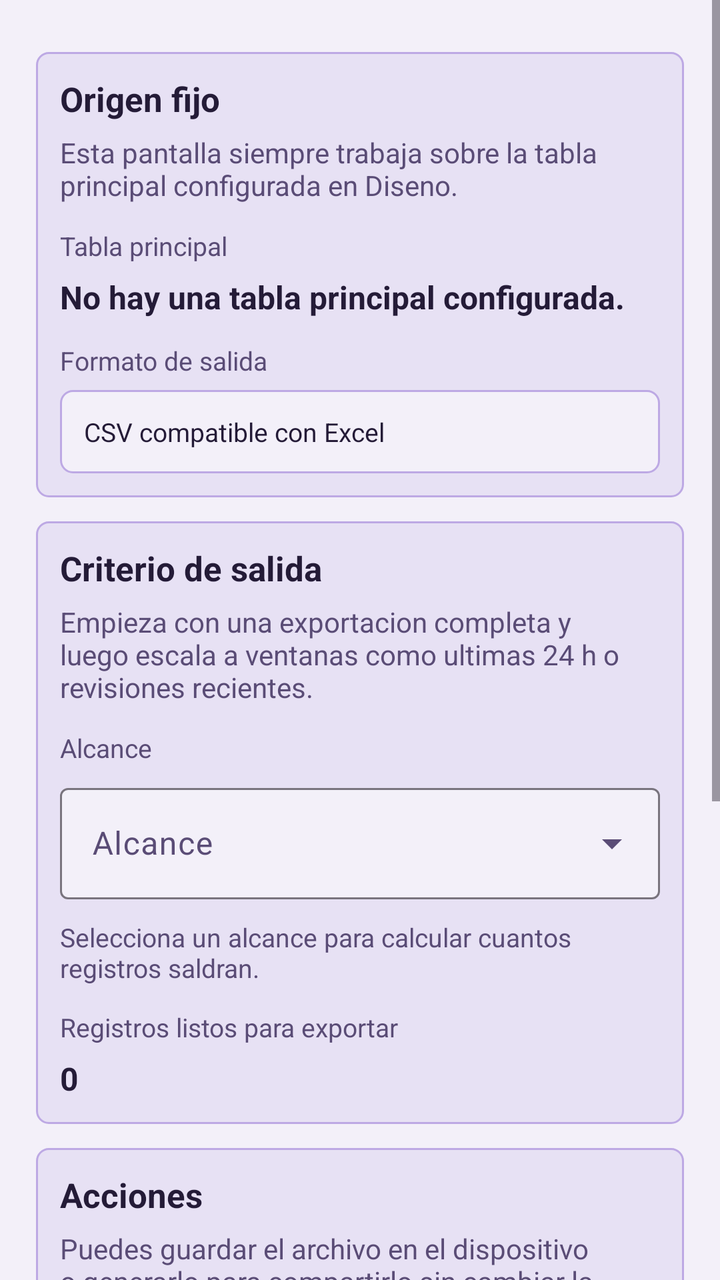
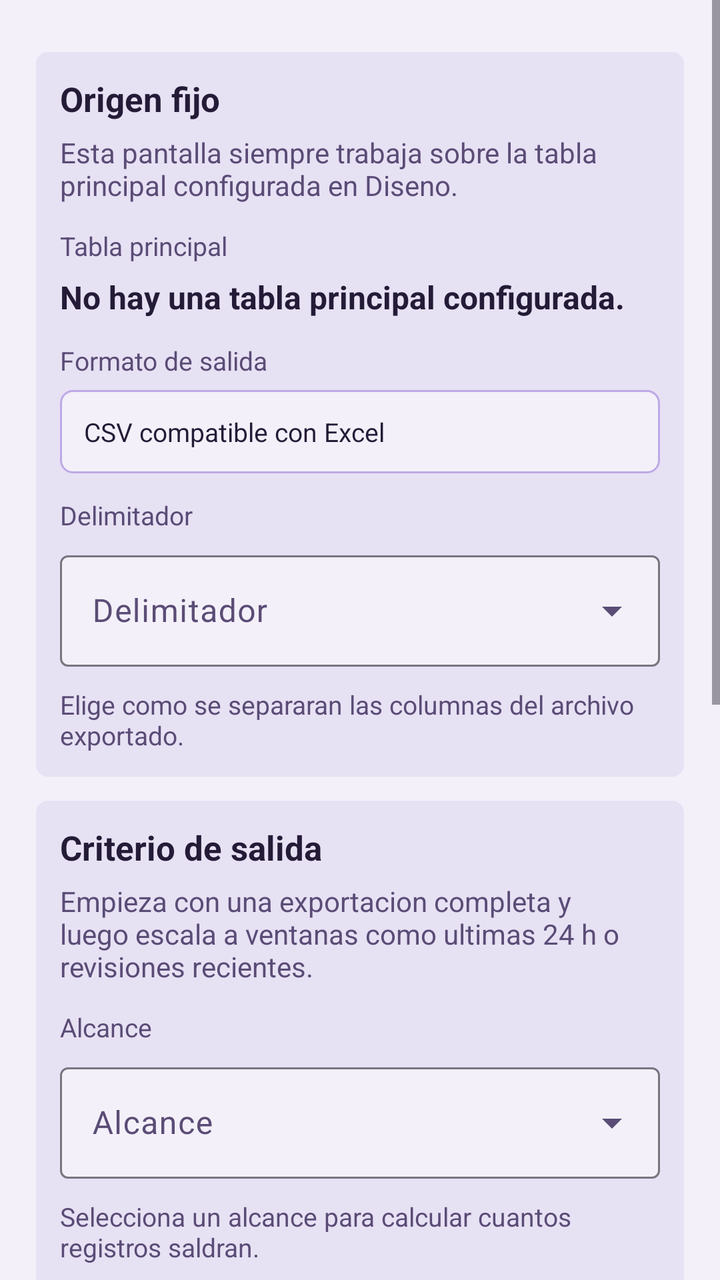

The first picture is an Android layout as it rendered before a commit; the second is the same layout after the commit. The layout source and the unified diff follow.
<!-- AndroidManifest.xml: application theme AppTheme -->
<!-- res/layout/fragment_export.xml -->
<?xml version="1.0" encoding="utf-8"?>
<FrameLayout xmlns:android="http://schemas.android.com/apk/res/android"
    xmlns:app="http://schemas.android.com/apk/res-auto"
    android:layout_width="match_parent"
    android:layout_height="match_parent"
    android:background="@color/paper">

    <ScrollView
        android:layout_width="match_parent"
        android:layout_height="match_parent"
        android:fillViewport="true">

        <LinearLayout
            android:layout_width="match_parent"
            android:layout_height="wrap_content"
            android:orientation="vertical"
            android:padding="18dp">

            <LinearLayout
                style="@style/Widget.PatriGO.Surface.Panel"
                android:layout_width="match_parent"
                android:layout_height="wrap_content"
                android:layout_marginTop="8dp"
                android:orientation="vertical">

                <TextView
                    style="@style/TextAppearance.PatriGO.SectionTitle"
                    android:layout_width="match_parent"
                    android:layout_height="wrap_content"
                    android:text="@string/export_step_target_title" />

                <TextView
                    style="@style/TextAppearance.PatriGO.Body.Md.Muted"
                    android:layout_width="match_parent"
                    android:layout_height="wrap_content"
                    android:layout_marginTop="6dp"
                    android:text="@string/export_step_target_summary" />

                <TextView
                    style="@style/TextAppearance.PatriGO.Label"
                    android:layout_width="match_parent"
                    android:layout_height="wrap_content"
                    android:layout_marginTop="12dp"
                    android:text="@string/export_main_table_label" />

                <TextView
                    android:id="@+id/exportMainTableText"
                    style="@style/TextAppearance.PatriGO.Value"
                    android:layout_width="match_parent"
                    android:layout_height="wrap_content"
                    android:layout_marginTop="6dp"
                    android:text="@string/export_no_master_table" />

                <TextView
                    style="@style/TextAppearance.PatriGO.Label"
                    android:layout_width="match_parent"
                    android:layout_height="wrap_content"
                    android:layout_marginTop="12dp"
                    android:text="@string/export_format_label" />

                <TextView
                    android:id="@+id/exportFormatText"
                    style="@style/TextAppearance.PatriGO.Body"
                    android:layout_width="match_parent"
                    android:layout_height="wrap_content"
                    android:layout_marginTop="6dp"
                    android:background="@drawable/app_surface_card_background"
                    android:padding="12dp"
                    android:text="@string/export_format_value" />
            </LinearLayout>

            <LinearLayout
                style="@style/Widget.PatriGO.Surface.Panel"
                android:layout_width="match_parent"
                android:layout_height="wrap_content"
                android:layout_marginTop="12dp"
                android:orientation="vertical">

                <TextView
                    style="@style/TextAppearance.PatriGO.SectionTitle"
                    android:layout_width="match_parent"
                    android:layout_height="wrap_content"
                    android:text="@string/export_step_scope_title" />

                <TextView
                    style="@style/TextAppearance.PatriGO.Body.Md.Muted"
                    android:layout_width="match_parent"
                    android:layout_height="wrap_content"
                    android:layout_marginTop="6dp"
                    android:text="@string/export_step_scope_summary" />

                <TextView
                    style="@style/TextAppearance.PatriGO.Label"
                    android:layout_width="match_parent"
                    android:layout_height="wrap_content"
                    android:layout_marginTop="12dp"
                    android:text="@string/export_criterion_label" />

                <com.google.android.material.textfield.TextInputLayout
                    style="@style/Widget.PatriGO.TextInputLayout"
                    android:layout_width="match_parent"
                    android:layout_height="wrap_content"
                    android:layout_marginTop="6dp"
                    android:hint="@string/export_criterion_label"
                    app:endIconMode="dropdown_menu">

                    <AutoCompleteTextView
                        android:id="@+id/exportCriterionSelector"
                        style="@style/Widget.PatriGO.TextInputEditText"
                        android:layout_width="match_parent"
                        android:layout_height="wrap_content"
                        android:focusable="false"
                        android:inputType="none" />
                </com.google.android.material.textfield.TextInputLayout>

                <TextView
                    android:id="@+id/exportCriterionSummaryText"
                    style="@style/TextAppearance.PatriGO.Body.Muted"
                    android:layout_width="match_parent"
                    android:layout_height="wrap_content"
                    android:layout_marginTop="10dp"
                    android:text="@string/export_criterion_empty_summary" />

                <TextView
                    style="@style/TextAppearance.PatriGO.Label"
                    android:layout_width="match_parent"
                    android:layout_height="wrap_content"
                    android:layout_marginTop="12dp"
                    android:text="@string/export_estimated_records_label" />

                <TextView
                    android:id="@+id/exportEstimatedRecordsText"
                    style="@style/TextAppearance.PatriGO.Value"
                    android:layout_width="match_parent"
                    android:layout_height="wrap_content"
                    android:layout_marginTop="6dp"
                    android:text="@string/export_estimated_records_empty" />
            </LinearLayout>

            <LinearLayout
                style="@style/Widget.PatriGO.Surface.Panel"
                android:layout_width="match_parent"
                android:layout_height="wrap_content"
                android:layout_marginTop="12dp"
                android:orientation="vertical">

                <TextView
                    style="@style/TextAppearance.PatriGO.SectionTitle"
                    android:layout_width="match_parent"
                    android:layout_height="wrap_content"
                    android:text="@string/export_step_action_title" />

                <TextView
                    style="@style/TextAppearance.PatriGO.Body.Md.Muted"
                    android:layout_width="match_parent"
                    android:layout_height="wrap_content"
                    android:layout_marginTop="6dp"
                    android:text="@string/export_step_action_summary" />

                <LinearLayout
                    android:layout_width="match_parent"
                    android:layout_height="wrap_content"
                    android:layout_marginTop="12dp"
                    android:orientation="horizontal">

                    <Button
                        android:id="@+id/exportSaveButton"
                        style="@style/Widget.PatriGO.Button.Xs"
                        android:layout_width="0dp"
                        android:layout_height="wrap_content"
                        android:layout_marginEnd="6dp"
                        android:layout_weight="1"
                        android:text="@string/export_save_button" />

                    <Button
                        android:id="@+id/exportShareButton"
                        style="@style/Widget.PatriGO.Button.Xs"
                        android:layout_width="0dp"
                        android:layout_height="wrap_content"
                        android:layout_marginStart="6dp"
                        android:layout_weight="1"
                        android:text="@string/export_share_button" />
                </LinearLayout>

                <TextView
                    android:id="@+id/exportStatusText"
                    style="@style/TextAppearance.PatriGO.Body.Md.Muted"
                    android:layout_width="match_parent"
                    android:layout_height="wrap_content"
                    android:layout_marginTop="12dp"
                    android:text="@string/export_status_not_ready" />

                <ProgressBar
                    android:id="@+id/exportProgressBar"
                    style="?android:attr/progressBarStyleHorizontal"
                    android:layout_width="match_parent"
                    android:layout_height="wrap_content"
                    android:layout_marginTop="12dp"
                    android:max="100"
                    android:progress="0"
                    android:visibility="gone" />

                <TextView
                    android:id="@+id/exportProgressSummaryText"
                    style="@style/TextAppearance.PatriGO.Body.Md"
                    android:layout_width="match_parent"
                    android:layout_height="wrap_content"
                    android:layout_marginTop="8dp"
                    android:visibility="gone" />

                <TextView
                    android:id="@+id/exportProgressMetricsText"
                    style="@style/TextAppearance.PatriGO.Caption"
                    android:layout_width="match_parent"
                    android:layout_height="wrap_content"
                    android:layout_marginTop="6dp"
                    android:visibility="gone" />
            </LinearLayout>

            <LinearLayout
                style="@style/Widget.PatriGO.Surface.Panel"
                android:layout_width="match_parent"
                android:layout_height="wrap_content"
                android:layout_marginTop="12dp"
                android:orientation="vertical">

                <TextView
                    style="@style/TextAppearance.PatriGO.SectionTitle"
                    android:layout_width="match_parent"
                    android:layout_height="wrap_content"
                    android:text="@string/export_result_title" />

                <TextView
                    style="@style/TextAppearance.PatriGO.Label"
                    android:layout_width="match_parent"
                    android:layout_height="wrap_content"
                    android:layout_marginTop="12dp"
                    android:text="@string/export_result_file_label" />

                <TextView
                    android:id="@+id/exportResultFileText"
                    style="@style/TextAppearance.PatriGO.Body"
                    android:layout_width="match_parent"
                    android:layout_height="wrap_content"
                    android:layout_marginTop="8dp"
                    android:background="@drawable/app_surface_card_background"
                    android:padding="12dp"
                    android:text="@string/export_result_file_empty" />

                <TextView
                    style="@style/TextAppearance.PatriGO.Label"
                    android:layout_width="match_parent"
                    android:layout_height="wrap_content"
                    android:layout_marginTop="12dp"
                    android:text="@string/export_result_summary_label" />

                <TextView
                    android:id="@+id/exportResultSummaryText"
                    style="@style/TextAppearance.PatriGO.Body"
                    android:layout_width="match_parent"
                    android:layout_height="wrap_content"
                    android:layout_marginTop="8dp"
                    android:background="@drawable/app_surface_card_background"
                    android:padding="12dp"
                    android:text="@string/export_result_summary_empty" />
            </LinearLayout>
        </LinearLayout>
    </ScrollView>

    <FrameLayout
        android:id="@+id/exportLoadingOverlay"
        android:layout_width="match_parent"
        android:layout_height="match_parent"
        android:background="#80000000"
        android:visibility="gone">

        <LinearLayout
            android:layout_width="wrap_content"
            android:layout_height="wrap_content"
            android:layout_gravity="center"
            android:gravity="center"
            android:orientation="vertical"
            android:padding="24dp">

            <ProgressBar
                android:layout_width="28dp"
                android:layout_height="28dp"
                android:indeterminate="true" />

            <TextView
                android:id="@+id/exportLoadingText"
                style="@style/TextAppearance.PatriGO.Body.Md"
                android:layout_width="wrap_content"
                android:layout_height="wrap_content"
                android:layout_marginTop="12dp"
                android:gravity="center"
                android:text="@string/export_loading_exporting"
                android:textColor="@android:color/white" />

            <Button
                android:id="@+id/cancelExportOverlayButton"
                style="@style/Widget.PatriGO.Button.Xs"
                android:layout_width="wrap_content"
                android:layout_height="wrap_content"
                android:layout_marginTop="14dp"
                android:text="@string/export_cancel_button" />
        </LinearLayout>
    </FrameLayout>
</FrameLayout>
<!-- resources referenced by this layout -->
<resources>
  <color name="paper">#f3f0f9</color>
  <string name="export_cancel_button">Cancelar exportacion</string>
  <string name="export_criterion_empty_summary">Selecciona un alcance para calcular cuantos registros saldran.</string>
  <string name="export_criterion_label">Alcance</string>
  <string name="export_estimated_records_empty">0</string>
  <string name="export_estimated_records_label">Registros listos para exportar</string>
  <string name="export_format_label">Formato de salida</string>
  <string name="export_format_value">CSV compatible con Excel</string>
  <string name="export_loading_exporting">Exportando datos</string>
  <string name="export_main_table_label">Tabla principal</string>
  <string name="export_no_master_table">No hay una tabla principal configurada.</string>
  <string name="export_result_file_empty">Todavia no se ha generado ningun archivo.</string>
  <string name="export_result_file_label">Nombre generado</string>
  <string name="export_result_summary_empty">Cuando completes una exportacion veras aqui filas, tiempo y tamano final.</string>
  <string name="export_result_summary_label">Resultado</string>
  <string name="export_result_title">Ultimo archivo</string>
  <string name="export_save_button">Descargar archivo</string>
  <string name="export_share_button">Compartir archivo</string>
  <string name="export_status_not_ready">Configura una tabla principal para habilitar la exportacion.</string>
  <string name="export_step_action_summary">Puedes guardar el archivo en el dispositivo o generarlo para compartirlo sin cambiar la estructura base.</string>
  <string name="export_step_action_title">Acciones</string>
  <string name="export_step_scope_summary">Empieza con una exportacion completa y luego escala a ventanas como ultimas 24 h o revisiones recientes.</string>
  <string name="export_step_scope_title">Criterio de salida</string>
  <string name="export_step_target_summary">Esta pantalla siempre trabaja sobre la tabla principal configurada en Diseno.</string>
  <string name="export_step_target_title">Origen fijo</string>
  <style name="TextAppearance.PatriGO.Body.Md" parent="TextAppearance.PatriGO.Body">
          <item name="android:textSize">14sp</item>
      </style>
  <style name="TextAppearance.PatriGO.Body.Muted" parent="TextAppearance.PatriGO.Body">
          <item name="android:textColor">@color/muted_ink</item>
      </style>
  <dimen name="shape_radius_md">6dp</dimen>
  <color name="line">#bda9e4</color>
  <color name="ink">#241b37</color>
  <color name="muted_ink">#5a4c76</color>
  <style name="Widget.PatriGO.Button.Base" parent="Widget.Material3.Button">
          <item name="shapeAppearanceOverlay">@style/ShapeAppearanceOverlay.PatriGO.Button</item>
          <item name="backgroundTint">@color/forest</item>
          <item name="android:textColor">@color/paper</item>
          <item name="android:textAllCaps">false</item>
          <item name="strokeWidth">1dp</item>
          <item name="strokeColor">@color/forest_dark</item>
      </style>
  <!-- drawable app_surface_panel_background (drawable) -->
  <?xml version="1.0" encoding="utf-8"?>
  <shape xmlns:android="http://schemas.android.com/apk/res/android"
      android:shape="rectangle">
      <solid android:color="@color/paper_alt" />
      <corners android:radius="@dimen/shape_radius_md" />
      <stroke
          android:width="1dp"
          android:color="@color/line" />
  </shape>
  <color name="forest">#5717d7</color>
  <color name="forest_dark">#390998</color>
  <color name="amber">#e85811</color>
  <color name="paper_alt">#e7e1f4</color>
  <style name="ShapeAppearanceOverlay.PatriGO.Button" parent="">
          <item name="cornerFamily">rounded</item>
          <item name="cornerSize">0dp</item>
          <item name="cornerSizeTopLeft">0dp</item>
          <item name="cornerSizeTopRight">0dp</item>
          <item name="cornerSizeBottomLeft">0dp</item>
          <item name="cornerSizeBottomRight">0dp</item>
      </style>
  <!-- unchanged entries left out for length: 13 -->
</resources>

<!-- the commit's change to res/layout/fragment_export.xml (unified diff, before → after) -->
@@ -67,6 +67,57 @@
                     android:background="@drawable/app_surface_card_background"
                     android:padding="12dp"
                     android:text="@string/export_format_value" />
+
+                <TextView
+                    style="@style/TextAppearance.PatriGO.Label"
+                    android:layout_width="match_parent"
+                    android:layout_height="wrap_content"
+                    android:layout_marginTop="12dp"
+                    android:text="@string/export_delimiter_label" />
+
+                <com.google.android.material.textfield.TextInputLayout
+                    style="@style/Widget.PatriGO.TextInputLayout"
+                    android:layout_width="match_parent"
+                    android:layout_height="wrap_content"
+                    android:layout_marginTop="6dp"
+                    android:hint="@string/export_delimiter_label"
+                    app:endIconMode="dropdown_menu">
+
+                    <AutoCompleteTextView
+                        android:id="@+id/exportDelimiterSelector"
+                        style="@style/Widget.PatriGO.TextInputEditText"
+                        android:layout_width="match_parent"
+                        android:layout_height="wrap_content"
+                        android:focusable="false"
+                        android:inputType="none" />
+                </com.google.android.material.textfield.TextInputLayout>
+
+                <TextView
+                    android:id="@+id/exportDelimiterSummaryText"
+                    style="@style/TextAppearance.PatriGO.Body.Muted"
+                    android:layout_width="match_parent"
+                    android:layout_height="wrap_content"
+                    android:layout_marginTop="10dp"
+                    android:text="@string/export_delimiter_empty_summary" />
+
+                <com.google.android.material.textfield.TextInputLayout
+                    android:id="@+id/exportCustomDelimiterLayout"
+                    style="@style/Widget.PatriGO.TextInputLayout"
+                    android:layout_width="match_parent"
+                    android:layout_height="wrap_content"
+                    android:layout_marginTop="10dp"
+                    android:hint="@string/export_custom_delimiter_label"
+                    android:visibility="gone">
+
+                    <com.google.android.material.textfield.TextInputEditText
+                        android:id="@+id/exportCustomDelimiterInput"
+                        style="@style/Widget.PatriGO.TextInputEditText"
+                        android:layout_width="match_parent"
+                        android:layout_height="wrap_content"
+                        android:inputType="textNoSuggestions"
+                        android:maxLength="3"
+                        android:singleLine="true" />
+                </com.google.android.material.textfield.TextInputLayout>
             </LinearLayout>
 
             <LinearLayout
<!-- resource entries referenced after the edit -->
@@ -4,6 +4,9 @@
   <string name="export_cancel_button">Cancelar exportacion</string>
   <string name="export_criterion_empty_summary">Selecciona un alcance para calcular cuantos registros saldran.</string>
   <string name="export_criterion_label">Alcance</string>
+  <string name="export_custom_delimiter_label">Delimitador personalizado</string>
+  <string name="export_delimiter_empty_summary">Elige como se separaran las columnas del archivo exportado.</string>
+  <string name="export_delimiter_label">Delimitador</string>
   <string name="export_estimated_records_empty">0</string>
   <string name="export_estimated_records_label">Registros listos para exportar</string>
   <string name="export_format_label">Formato de salida</string>
@@ -39,8 +42,7 @@
           <item name="shapeAppearanceOverlay">@style/ShapeAppearanceOverlay.PatriGO.Button</item>
           <item name="backgroundTint">@color/forest</item>
           <item name="android:textColor">@color/paper</item>
-          <item name="android:textAllCaps">false</item>
-          <item name="strokeWidth">1dp</item>
+          <item name="android:textAllCaps">false</item> 
           <item name="strokeColor">@color/forest_dark</item>
       </style>
   <!-- drawable app_surface_panel_background (drawable) -->
@@ -49,9 +51,7 @@
       android:shape="rectangle">
       <solid android:color="@color/paper_alt" />
       <corners android:radius="@dimen/shape_radius_md" />
-      <stroke
-          android:width="1dp"
-          android:color="@color/line" />
+       
   </shape>
   <color name="forest">#5717d7</color>
   <color name="forest_dark">#390998</color>
@@ -59,11 +59,7 @@
   <color name="paper_alt">#e7e1f4</color>
   <style name="ShapeAppearanceOverlay.PatriGO.Button" parent="">
           <item name="cornerFamily">rounded</item>
-          <item name="cornerSize">0dp</item>
-          <item name="cornerSizeTopLeft">0dp</item>
-          <item name="cornerSizeTopRight">0dp</item>
-          <item name="cornerSizeBottomLeft">0dp</item>
-          <item name="cornerSizeBottomRight">0dp</item>
+          <item name="cornerSize">5dp</item>
       </style>
   <!-- unchanged entries left out for length: 13 -->
 </resources>
